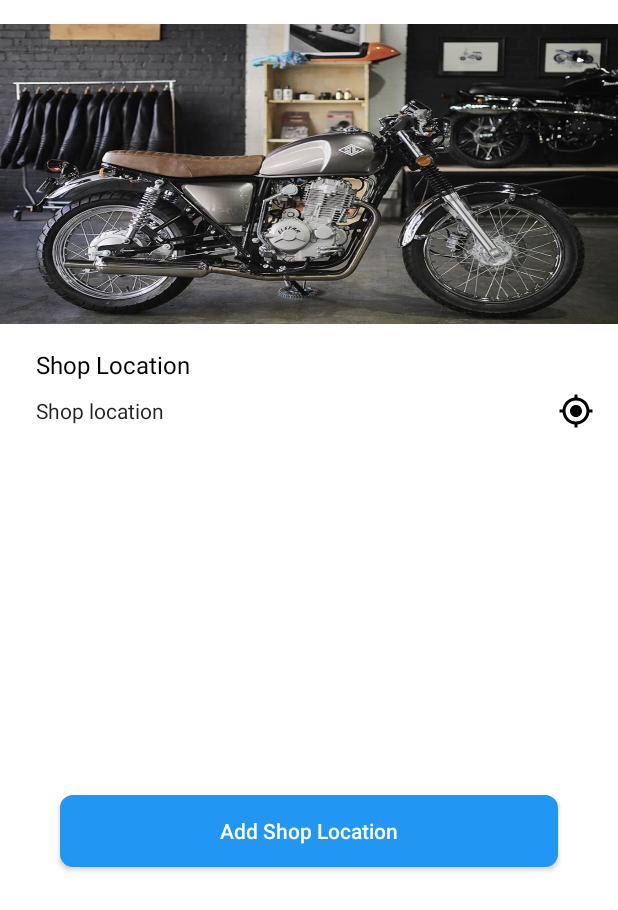
After one commit to AliRazaSoomro786/BikeMaintenance, an Android app: the layout mechanic_home_fragment.xml on its own in the app's theme, with its tools: preview values and no code run, on a phone screen of 412 x 824 dp. The commit adds this screen. Shown: the top 910 px of the screen. Run offline under Robolectric (Android 15) with nearby library versions, the phone set to English and light mode, and no system bars.

Commit message:
done with mechanic side

```diff
--- a/app/src/main/AndroidManifest.xml
+++ b/app/src/main/AndroidManifest.xml
@@ -45,7 +45,7 @@
             android:name=".CustomerActivity"
             android:label="@string/title_activity_customer" />
         <activity android:name=".Activities.LoginActivity" />
-        <activity android:name=".MechanicActivity" />
+        <activity android:name=".fragments.MechanicHomeFragment" />
         <activity android:name=".Activities.SignUpActivity" />
         <activity android:name="com.saharsh.chatapp.MessageActivity" />
         <activity android:name=".Activities.SplashScreen">
--- a/app/src/main/java/com/bike/maintenance/ars/Utils/Helper.java
+++ b/app/src/main/java/com/bike/maintenance/ars/Utils/Helper.java
@@ -5,6 +5,7 @@ import android.content.Intent;
 import android.net.Uri;
 
 public class Helper {
+    public static  String userType = "";
 
     public static void sendMessage(String phone, Context context) {
         try {
--- /dev/null
+++ b/app/src/main/res/layout/mechanic_home_fragment.xml
@@ -0,0 +1,69 @@
+<?xml version="1.0" encoding="utf-8"?>
+<androidx.constraintlayout.widget.ConstraintLayout xmlns:android="http://schemas.android.com/apk/res/android"
+    xmlns:app="http://schemas.android.com/apk/res-auto"
+    xmlns:tools="http://schemas.android.com/tools"
+    android:layout_width="match_parent"
+    android:layout_height="match_parent"
+    android:background="@android:color/white"
+    android:orientation="vertical">
+
+    <ImageView
+        android:id="@+id/imageView"
+        android:layout_width="match_parent"
+        android:layout_height="200dp"
+        android:layout_marginTop="16dp"
+        android:background="@drawable/bike_mechanics"
+        android:scaleType="fitXY"
+        app:layout_constraintEnd_toEndOf="parent"
+        app:layout_constraintTop_toTopOf="parent" />
+
+    <TextView
+        android:id="@+id/textView3"
+        android:layout_width="wrap_content"
+        android:layout_height="wrap_content"
+        android:layout_marginStart="24dp"
+        android:layout_marginTop="16dp"
+        android:text="Shop Location"
+        android:textColor="@android:color/black"
+        android:textSize="16sp"
+        app:layout_constraintStart_toStartOf="parent"
+        app:layout_constraintTop_toBottomOf="@+id/imageView" />
+
+    <TextView
+        android:id="@+id/currentLocation"
+        android:layout_width="wrap_content"
+        android:layout_height="wrap_content"
+        android:layout_marginTop="@dimen/margin_10_dp"
+        android:text="Shop location"
+        android:textColor="@color/black"
+        android:textSize="14sp"
+        app:layout_constraintEnd_toStartOf="@+id/selectLocation"
+        app:layout_constraintHorizontal_bias="0.0"
+        app:layout_constraintHorizontal_chainStyle="packed"
+        app:layout_constraintStart_toStartOf="@+id/textView3"
+        app:layout_constraintTop_toBottomOf="@+id/textView3" />
+
+    <ImageView
+        android:id="@+id/selectLocation"
+        android:layout_width="wrap_content"
+        android:layout_height="wrap_content"
+        android:layout_marginEnd="16dp"
+        android:src="@drawable/ic_baseline_my_location_24"
+        app:layout_constraintBottom_toBottomOf="@+id/currentLocation"
+        app:layout_constraintEnd_toEndOf="parent"
+        app:layout_constraintTop_toTopOf="@+id/currentLocation" />
+
+    <Button
+        android:id="@+id/actionAddLocation"
+        android:layout_width="match_parent"
+        android:layout_height="wrap_content"
+        android:layout_marginStart="40dp"
+        android:layout_marginEnd="40dp"
+        android:background="@drawable/button_bg"
+        android:text="Add Shop Location"
+        android:textAllCaps="false"
+        app:layout_constraintBottom_toBottomOf="parent"
+        app:layout_constraintTop_toBottomOf="@+id/currentLocation"
+        tools:layout_editor_absoluteX="0dp" />
+
+</androidx.constraintlayout.widget.ConstraintLayout>
```
Also changed, not shown: app/src/main/java/com/bike/maintenance/ars/Activities/LoginActivity.java (+7 -7 lines), app/src/main/java/com/bike/maintenance/ars/Activities/SplashScreen.java (+4 -10 lines), app/src/main/java/com/bike/maintenance/ars/CustomerActivity.java (+15 -4 lines), app/src/main/java/com/bike/maintenance/ars/MapsActivity.java (+41 -6 lines), app/src/main/java/com/bike/maintenance/ars/MechanicActivity.java (deleted, +0 -70 lines), app/src/main/java/com/bike/maintenance/ars/fragments/MechanicHomeFragment.java (added, +31 -0 lines), app/src/main/res/layout/activity_mechanic.xml (deleted, +0 -70 lines), app/src/main/res/layout/activity_onroad_activity.xml (+15 -0 lines), app/src/main/java/com/bike/maintenance/ars/fragments/CustomerHomeFragment.java (renamed from app/src/main/java/com/bike/maintenance/ars/fragments/HomeFragment.java).
